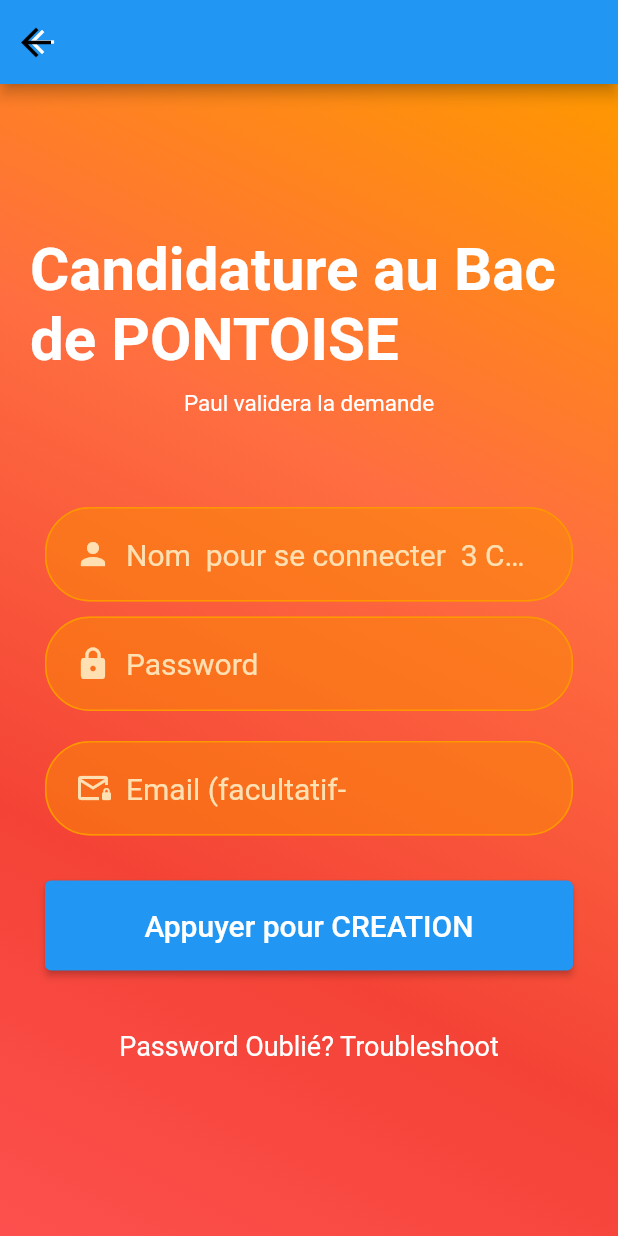
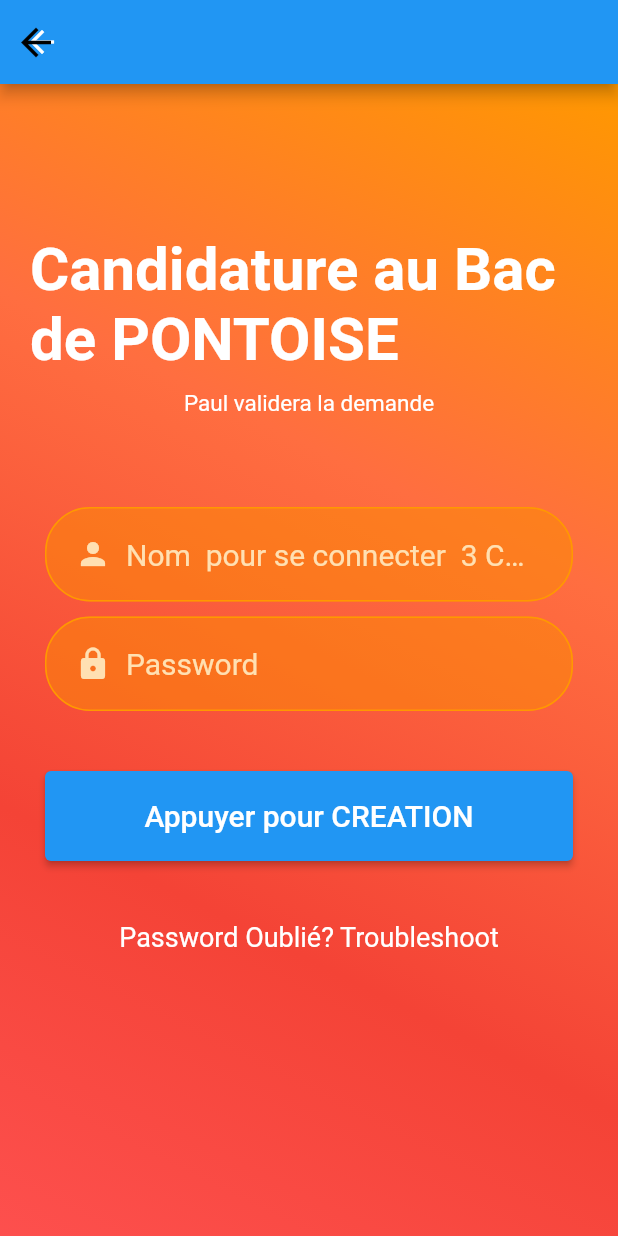
Before and after one commit to PML54/PONTABAC, a Flutter app: the screen it shows after launch, scrolled down 56 dp, after a tap on "Nouveau Candidat?", on a phone screen of 412 x 824 dp. Run offline on Flutter 3.47's test engine with Material 2 defaults, Android fonts, the phone set to English and light mode, and no system bars; our stand-ins replace google_fonts, video_player; missing offline and left inert: dart_ipify.

Commit message:
Add files via upload

```diff
--- a/lib/main.dart
+++ b/lib/main.dart
@@ -40,7 +40,7 @@ class _MenoPaulState extends State<MenoPaul> {
     return Scaffold(
       appBar: AppBar(
         title: Text(
-          'paul2pontoise 2.27-->' + QuizzCommons.myPseudo,
+          'paul2pontoise 2.30-->' + QuizzCommons.myPseudo,
           style: GoogleFonts.averageSans(fontSize: 15.0),
         ),
       ),
--- a/lib/userconnect.dart
+++ b/lib/userconnect.dart
@@ -141,7 +141,7 @@ class _LoginPage extends State<LoginPage> {
                         ),
                       )
                     : const Text(
-                        "LOGIN ",
+                        "VALIDER ",
                         style: TextStyle(fontSize: 20),
                       ),
 
@@ -268,7 +268,7 @@ class _LoginPage extends State<LoginPage> {
           error = false;
           showprogress = false; //don't show progress indicator
           error = true;
-          errormsg = "Contacte Paul";
+          errormsg = "Contacter Paul";
         });
       }
     }
--- a/lib/usercreate.dart
+++ b/lib/usercreate.dart
@@ -139,7 +139,7 @@ class _CreatePage extends State<CreatePage> {
               },
             ),
           ),
-          Container(
+   /*       Container(
             padding: const EdgeInsets.fromLTRB(10, 0, 10, 0),
             margin: const EdgeInsets.only(top: 10),
             child: TextField(
@@ -154,7 +154,7 @@ class _CreatePage extends State<CreatePage> {
                 email = value;
               },
             ),
-          ),
+          ),*/
           Container(
             padding: const EdgeInsets.all(10),
             margin: const EdgeInsets.only(top: 20),
@@ -184,12 +184,7 @@ class _CreatePage extends State<CreatePage> {
                         "Appuyer pour CREATION",
                         style: TextStyle(fontSize: 20),
                       ),
-                /* colorBrightness: Brightness.dark,
-                color: Colors.orange,
-                shape: RoundedRectangleBorder(
-                    borderRadius: BorderRadius.circular(30)
-                    //button corner radius
-                    ),*/
+
               ),
             ),
           ),
```
Also changed, not shown: 3 other files.
